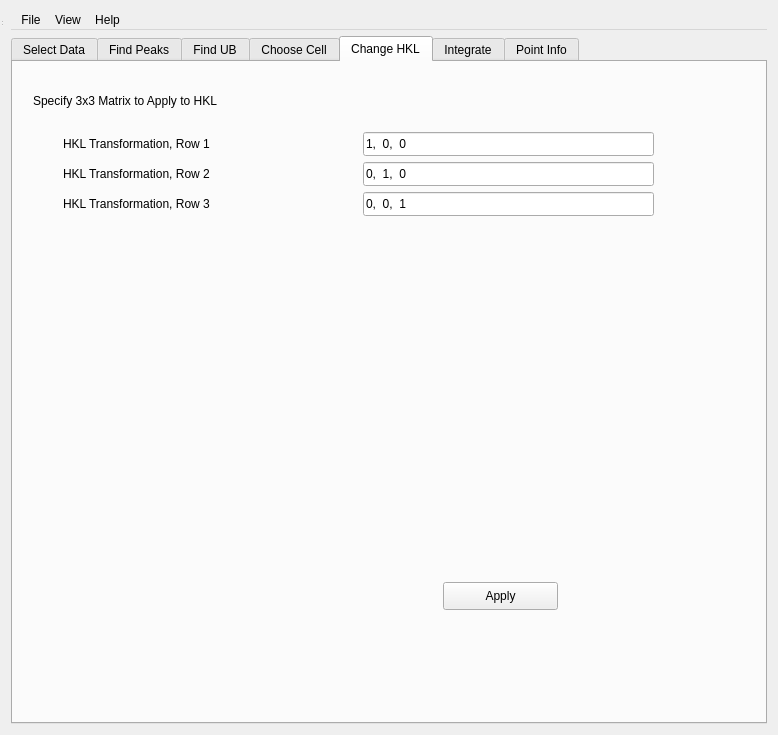
mantidproject/mantid, file Code/Mantid/MantidQt/CustomInterfaces/inc/MantidQtCustomInterfaces/MantidEV.ui: the form before one commit.
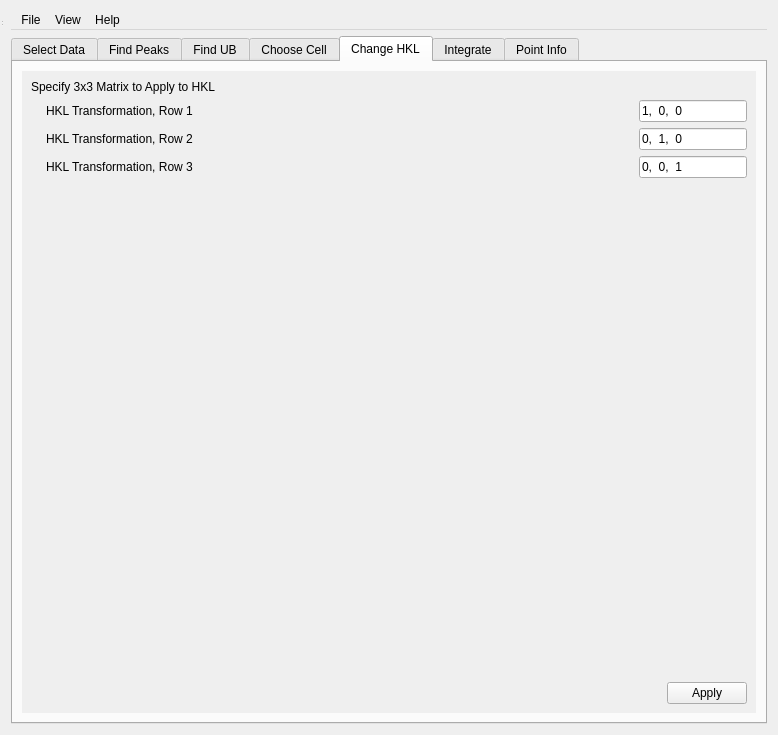
The form after the commit. The open tabs and pages were chosen to show the change.

Commit message: Re #7989. Fixed up the layout of the Change HKL tab.

```diff
--- a/Code/Mantid/MantidQt/CustomInterfaces/inc/MantidQtCustomInterfaces/MantidEV.ui
+++ b/Code/Mantid/MantidQt/CustomInterfaces/inc/MantidQtCustomInterfaces/MantidEV.ui
@@ -2096,31 +2096,32 @@
       <attribute name="title">
        <string>Change HKL</string>
       </attribute>
-      <widget class="QPushButton" name="ApplyChangeHKL_btn">
+      <layout class="QVBoxLayout" name="verticalLayout_15">
+       <item>
+        <widget class="QScrollArea" name="scrollArea_4">
+         <property name="frameShape">
+          <enum>QFrame::NoFrame</enum>
+         </property>
+         <property name="frameShadow">
+          <enum>QFrame::Plain</enum>
+         </property>
+         <property name="widgetResizable">
+          <bool>true</bool>
+         </property>
+         <widget class="QWidget" name="scrollAreaWidgetContents_6">
        <property name="geometry">
         <rect>
-         <x>430</x>
-         <y>520</y>
-         <width>115</width>
-         <height>28</height>
-        </rect>
-       </property>
-       <property name="toolTip">
-        <string>Use the specified matrix&lt;br&gt; to update the peak indexes and UB matrix.</string>
-       </property>
-       <property name="text">
-        <string>Apply</string>
-       </property>
-      </widget>
+            <x>0</x>
+            <y>0</y>
+            <width>738</width>
+            <height>633</height>
+           </rect>
+          </property>
+          <layout class="QVBoxLayout" name="verticalLayout_16">
+           <item>
+            <layout class="QHBoxLayout" name="horizontalLayout_37">
+             <item>
       <widget class="QLabel" name="HKL_Transfrom_lbl">
-       <property name="geometry">
-        <rect>
-         <x>20</x>
-         <y>30</y>
-         <width>431</width>
-         <height>18</height>
-        </rect>
-       </property>
        <property name="toolTip">
         <string>Transform the UB matrix&lt;br&gt; and peak indexes using the specified 3X3 matrix.</string>
        </property>
@@ -2128,27 +2129,54 @@
         <string>Specify 3x3 Matrix to Apply to HKL</string>
        </property>
       </widget>
+             </item>
+            </layout>
+           </item>
+           <item>
+            <layout class="QHBoxLayout" name="horizontalLayout_38">
+             <item>
+              <spacer name="horizontalSpacer_48">
+               <property name="orientation">
+                <enum>Qt::Horizontal</enum>
+               </property>
+               <property name="sizeType">
+                <enum>QSizePolicy::Fixed</enum>
+               </property>
+               <property name="sizeHint" stdset="0">
+                <size>
+                 <width>15</width>
+                 <height>0</height>
+                </size>
+               </property>
+              </spacer>
+             </item>
+             <item>
       <widget class="QLabel" name="HKL_Tran_Row_1_lbl">
-       <property name="geometry">
-        <rect>
-         <x>50</x>
-         <y>70</y>
-         <width>291</width>
-         <height>24</height>
-        </rect>
-       </property>
        <property name="text">
         <string>HKL Transformation, Row 1</string>
        </property>
       </widget>
+             </item>
+             <item>
+              <spacer name="horizontalSpacer_45">
+               <property name="orientation">
+                <enum>Qt::Horizontal</enum>
+               </property>
+               <property name="sizeHint" stdset="0">
+                <size>
+                 <width>40</width>
+                 <height>20</height>
+                </size>
+               </property>
+              </spacer>
+             </item>
+             <item>
       <widget class="QLineEdit" name="HKL_tran_row_1_ledt">
-       <property name="geometry">
-        <rect>
-         <x>350</x>
-         <y>70</y>
-         <width>291</width>
-         <height>24</height>
-        </rect>
+               <property name="sizePolicy">
+                <sizepolicy hsizetype="Fixed" vsizetype="Fixed">
+                 <horstretch>0</horstretch>
+                 <verstretch>0</verstretch>
+                </sizepolicy>
        </property>
        <property name="toolTip">
         <string>First row of the&lt;br&gt; transformation matrix to apply the HKL indexes.</string>
@@ -2157,27 +2185,54 @@
         <string>1,  0,  0</string>
        </property>
       </widget>
+             </item>
+            </layout>
+           </item>
+           <item>
+            <layout class="QHBoxLayout" name="horizontalLayout_39">
+             <item>
+              <spacer name="horizontalSpacer_49">
+               <property name="orientation">
+                <enum>Qt::Horizontal</enum>
+               </property>
+               <property name="sizeType">
+                <enum>QSizePolicy::Fixed</enum>
+               </property>
+               <property name="sizeHint" stdset="0">
+                <size>
+                 <width>15</width>
+                 <height>0</height>
+                </size>
+               </property>
+              </spacer>
+             </item>
+             <item>
       <widget class="QLabel" name="HKL_Tran_Row_2_lbl">
-       <property name="geometry">
-        <rect>
-         <x>50</x>
-         <y>100</y>
-         <width>291</width>
-         <height>24</height>
-        </rect>
-       </property>
        <property name="text">
         <string>HKL Transformation, Row 2</string>
        </property>
       </widget>
+             </item>
+             <item>
+              <spacer name="horizontalSpacer_46">
+               <property name="orientation">
+                <enum>Qt::Horizontal</enum>
+               </property>
+               <property name="sizeHint" stdset="0">
+                <size>
+                 <width>40</width>
+                 <height>20</height>
+                </size>
+               </property>
+              </spacer>
+             </item>
+             <item>
       <widget class="QLineEdit" name="HKL_tran_row_2_ledt">
-       <property name="geometry">
-        <rect>
-         <x>350</x>
-         <y>100</y>
-         <width>291</width>
-         <height>24</height>
-        </rect>
+               <property name="sizePolicy">
+                <sizepolicy hsizetype="Fixed" vsizetype="Fixed">
+                 <horstretch>0</horstretch>
+                 <verstretch>0</verstretch>
+                </sizepolicy>
        </property>
        <property name="toolTip">
         <string>Second row of the&lt;br&gt; transformation matrix to apply the HKL indexes.</string>
@@ -2186,27 +2241,54 @@
         <string>0,  1,  0</string>
        </property>
       </widget>
+             </item>
+            </layout>
+           </item>
+           <item>
+            <layout class="QHBoxLayout" name="horizontalLayout_40">
+             <item>
+              <spacer name="horizontalSpacer_50">
+               <property name="orientation">
+                <enum>Qt::Horizontal</enum>
+               </property>
+               <property name="sizeType">
+                <enum>QSizePolicy::Fixed</enum>
+               </property>
+               <property name="sizeHint" stdset="0">
+                <size>
+                 <width>15</width>
+                 <height>0</height>
+                </size>
+               </property>
+              </spacer>
+             </item>
+             <item>
       <widget class="QLabel" name="HKL_Tran_Row_3_lbl">
-       <property name="geometry">
-        <rect>
-         <x>50</x>
-         <y>130</y>
-         <width>291</width>
-         <height>24</height>
-        </rect>
-       </property>
        <property name="text">
         <string>HKL Transformation, Row 3</string>
        </property>
       </widget>
+             </item>
+             <item>
+              <spacer name="horizontalSpacer_47">
+               <property name="orientation">
+                <enum>Qt::Horizontal</enum>
+               </property>
+               <property name="sizeHint" stdset="0">
+                <size>
+                 <width>40</width>
+                 <height>20</height>
+                </size>
+               </property>
+              </spacer>
+             </item>
+             <item>
       <widget class="QLineEdit" name="HKL_tran_row_3_ledt">
-       <property name="geometry">
-        <rect>
-         <x>350</x>
-         <y>130</y>
-         <width>291</width>
-         <height>24</height>
-        </rect>
+               <property name="sizePolicy">
+                <sizepolicy hsizetype="Fixed" vsizetype="Fixed">
+                 <horstretch>0</horstretch>
+                 <verstretch>0</verstretch>
+                </sizepolicy>
        </property>
        <property name="toolTip">
         <string>Third row of the&lt;br&gt; transformation matrix to apply the HKL indexes.</string>
@@ -2215,6 +2297,56 @@
         <string>0,  0,  1</string>
        </property>
       </widget>
+             </item>
+            </layout>
+           </item>
+           <item>
+            <spacer name="verticalSpacer_5">
+             <property name="orientation">
+              <enum>Qt::Vertical</enum>
+             </property>
+             <property name="sizeHint" stdset="0">
+              <size>
+               <width>20</width>
+               <height>40</height>
+              </size>
+             </property>
+            </spacer>
+           </item>
+           <item>
+            <layout class="QHBoxLayout" name="horizontalLayout_42">
+             <item>
+              <spacer name="horizontalSpacer_44">
+               <property name="orientation">
+                <enum>Qt::Horizontal</enum>
+               </property>
+               <property name="sizeHint" stdset="0">
+                <size>
+                 <width>40</width>
+                 <height>20</height>
+                </size>
+               </property>
+              </spacer>
+             </item>
+             <item>
+              <widget class="QPushButton" name="ApplyChangeHKL_btn">
+               <property name="toolTip">
+                <string>Use the specified matrix&lt;br&gt; to update the peak indexes and UB matrix.</string>
+               </property>
+               <property name="text">
+                <string>Apply</string>
+               </property>
+              </widget>
+             </item>
+            </layout>
+           </item>
+          </layout>
+         </widget>
+        </widget>
+       </item>
+      </layout>
+      <zorder>HKL_Transfrom_lbl</zorder>
+      <zorder>scrollArea_4</zorder>
      </widget>
      <widget class="QWidget" name="Integrate">
       <attribute name="title">
```
Left out of the diff: 32 changed lines with no effect on the pictures. Lines whose indentation alone changed are shown as unchanged.
